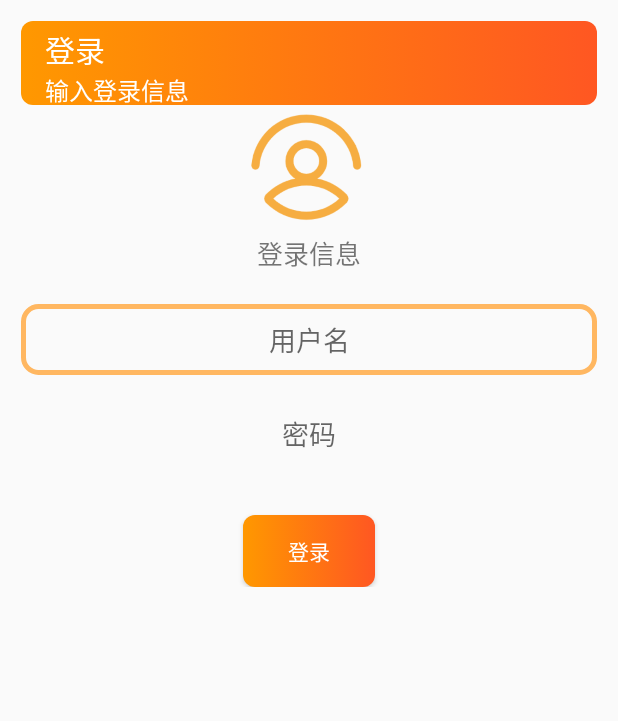
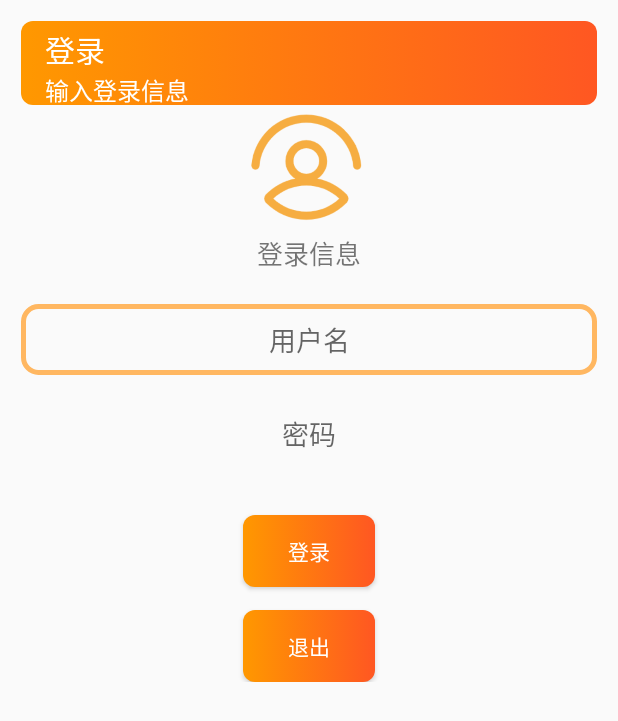
Before and after one commit to l0sgAi/AndroidSchoolWork, an Android app built with Jetpack Compose: the screen it shows after launch (LoginActivity), on a phone screen of 412 x 824 dp. Shown: the top 721 px of the screen. Run offline under Robolectric (Android 15) with nearby library versions, the light colour scheme and no system bars.

Commit message:
✅测试生命周期验证功能，带日志和Toast提示

```diff
--- a/app/src/main/java/com/losgai/works/LoginActivity.kt
+++ b/app/src/main/java/com/losgai/works/LoginActivity.kt
@@ -17,9 +17,12 @@ import com.losgai.works.ui.theme.MyApplicationTheme
 
 class LoginActivity : ComponentActivity() {
     private lateinit var loginBtn: Button
+    private lateinit var pauseBtn: Button
     override fun onCreate(savedInstanceState: Bundle?) {
         super.onCreate(savedInstanceState)
-        Log.i("TEST", "生命周期 onCreate() 调用")
+        Log.i("TEST", "登录页面生命周期 onCreate() 调用")
+        Toast.makeText(this, "登录页面生命周期 onCreate() 调用", Toast.LENGTH_SHORT).show()
+
         setContentView(R.layout.login_layout) // 首先进入登录页面
         loginBtn = findViewById(R.id.loginBtn)
         loginBtn.setOnClickListener {
@@ -58,6 +61,48 @@ class LoginActivity : ComponentActivity() {
                 toast.show() // 提示信息
             }
         }
+
+        pauseBtn = findViewById(R.id.pauseBtn)
+        pauseBtn.setOnClickListener {
+           finish()
+        }
+    }
+
+    override fun onStart() { // Activity正在被启动
+        super.onStart()
+        Log.i("TEST", "登录页面生命周期 onStart() 调用")
+        Toast.makeText(this, "登录页面生命周期 onStart() 调用", Toast.LENGTH_SHORT).show()
+    }
+
+    override fun onRestart() { // Activity正在被启动
+        super.onRestart()
+        Log.i("TEST", "登录页面生命周期 onRestart() 调用")
+        Toast.makeText(this, "登录页面生命周期 onRestart() 调用", Toast.LENGTH_SHORT).show()
+    }
+
+    override fun onResume() { // Activity出现在前台工作，用户可见
+        super.onResume()
+        Log.i("TEST", "登录页面生命周期 onResume() 调用")
+        Toast.makeText(this, "登录页面生命周期 onResume() 调用", Toast.LENGTH_SHORT).show()
+    }
+
+    override fun onPause() { // Activity失去焦点，用户不可见
+        super.onPause()
+        Log.i("TEST", "登录页面生命周期 onPause() 调用")
+        Toast.makeText(this, "登录页面生命周期 onPause() 调用", Toast.LENGTH_SHORT).show()
+    }
+
+    override fun onStop() { // Activity完全不可见，用户不可见
+        super.onStop()
+        Log.i("TEST", "登录页面生命周期 onStop() 调用")
+        Toast.makeText(this, "登录页面生命周期 onStop() 调用", Toast.LENGTH_SHORT).show()
+    }
+
+
+    override fun onDestroy() { // Activity被销毁时调用
+        super.onDestroy()
+        Log.i("TEST", "登录页面生命周期 onDestroy() 调用")
+        Toast.makeText(this, "登录页面生命周期 onDestroy() 调用", Toast.LENGTH_SHORT).show()
     }
 }
 
--- a/app/src/main/res/layout/login_layout.xml
+++ b/app/src/main/res/layout/login_layout.xml
@@ -74,5 +74,15 @@
             android:text="登录"
             android:textColor="@color/white" />
 
+        <Button
+            android:id="@+id/pauseBtn"
+            android:layout_width="wrap_content"
+            android:layout_height="wrap_content"
+            android:layout_gravity="center_horizontal"
+            android:layout_marginTop="15dp"
+            android:background="@drawable/general_background"
+            android:text="退出"
+            android:textColor="@color/white" />
+
     </LinearLayout>
 </ScrollView>
--- a/app/src/main/res/values/strings.xml
+++ b/app/src/main/res/values/strings.xml
@@ -8,4 +8,5 @@
     <string name="sexGroup">性别</string>
     <string name="title_activity_login">LoginActivity</string>
     <string name="title_activity_loading">LoadingActivity</string>
+    <string name="title_activity_high_priority">HighPriorityActivity</string>
 </resources>
--- a/app/src/main/res/values/themes.xml
+++ b/app/src/main/res/values/themes.xml
@@ -2,4 +2,5 @@
 <resources>
     <style name="Theme.AndroidTest" parent="android:Theme.Material.Light.NoActionBar" />
     <style name="AppTheme" parent="Theme.AppCompat.Light.NoActionBar"/>
+    <style name="Theme.MyApplication" parent="android:Theme.Material.Light.NoActionBar" />
 </resources>
```
Also changed, not shown: app/src/main/AndroidManifest.xml (+17 -9 lines), app/src/main/java/com/losgai/works/HighPriorityActivity.kt (+19 -9 lines), app/src/main/java/com/losgai/works/LoadingActivity.kt (+9 -9 lines), app/src/main/java/com/losgai/works/StuListActivity.kt (+1 -33 lines), app/src/main/res/layout/ad_temp.xml (+11 -0 lines), app/src/main/res/layout/test.xml (+4 -26 lines), 2 other files.
